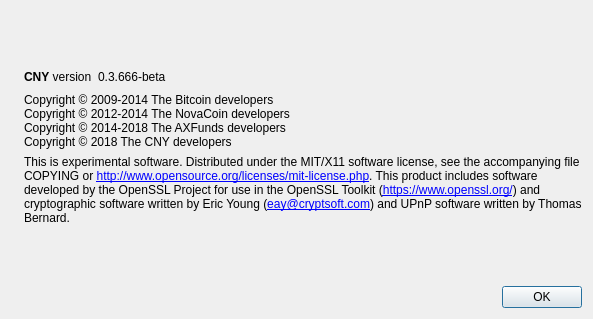
The window that src/qt/forms/aboutdialog.ui (biz2013/AXFunds) describes before a commit, drawn with Qt 5.
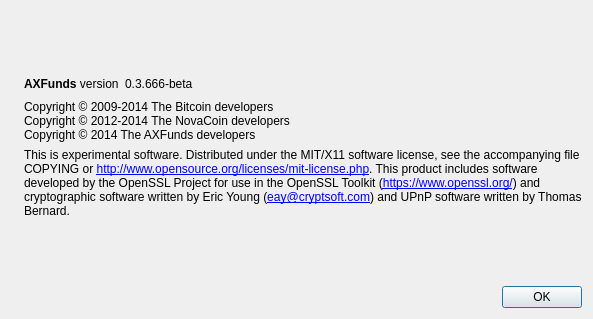
The same window after the commit. Icons and pictures are not drawn.

Diff of the .ui file:
```diff
--- a/src/qt/forms/aboutdialog.ui
+++ b/src/qt/forms/aboutdialog.ui
@@ -50,7 +50,7 @@
           <cursorShape>IBeamCursor</cursorShape>
          </property>
          <property name="text">
-          <string>&lt;b&gt;CNY&lt;/b&gt; version</string>
+          <string>&lt;b&gt;AXFunds&lt;/b&gt; version</string>
          </property>
          <property name="textInteractionFlags">
           <set>Qt::LinksAccessibleByMouse|Qt::TextSelectableByKeyboard|Qt::TextSelectableByMouse</set>
@@ -93,8 +93,7 @@
        <property name="text">
         <string>Copyright © 2009-2014 The Bitcoin developers
 Copyright © 2012-2014 The NovaCoin developers
-Copyright © 2014-2018 The AXFunds developers
-Copyright © 2018 The CNY developers</string>
+Copyright © 2014 The AXFunds developers</string>
        </property>
        <property name="textInteractionFlags">
         <set>Qt::LinksAccessibleByMouse|Qt::TextSelectableByKeyboard|Qt::TextSelectableByMouse</set>
```
Left out of the diff: 2 changed lines with no effect on the pictures.
